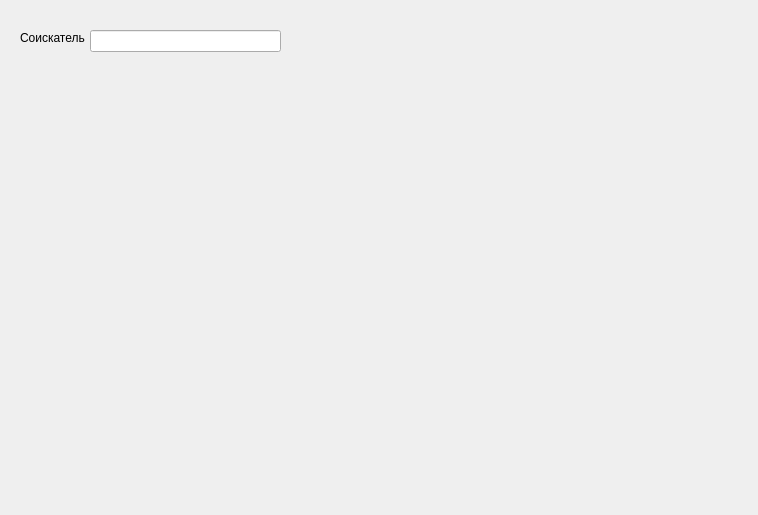
Qt form temp_ui/applicant.ui (Saatarko/Auduit_test) before a commit.
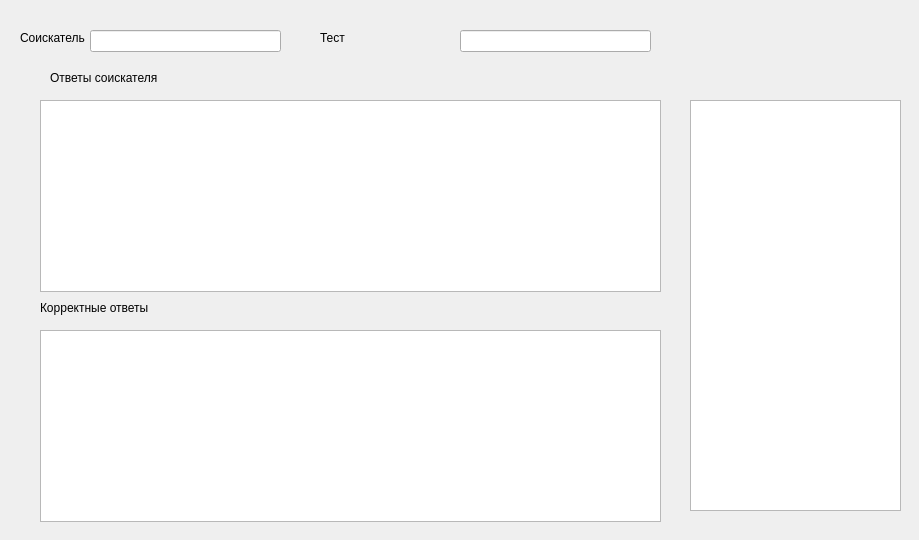
The same form after that commit.

Commit message: add application list, add test results,

Patch:
```diff
--- a/temp_ui/applicant.ui
+++ b/temp_ui/applicant.ui
@@ -6,8 +6,8 @@
    <rect>
     <x>0</x>
     <y>0</y>
-    <width>758</width>
-    <height>515</height>
+    <width>919</width>
+    <height>540</height>
    </rect>
   </property>
   <property name="windowTitle">
@@ -36,6 +36,85 @@
     </rect>
    </property>
   </widget>
+  <widget class="QTableWidget" name="table_applicant_answer">
+   <property name="geometry">
+    <rect>
+     <x>40</x>
+     <y>100</y>
+     <width>621</width>
+     <height>192</height>
+    </rect>
+   </property>
+  </widget>
+  <widget class="QTableWidget" name="table_correct_answer">
+   <property name="geometry">
+    <rect>
+     <x>40</x>
+     <y>330</y>
+     <width>621</width>
+     <height>192</height>
+    </rect>
+   </property>
+  </widget>
+  <widget class="QListWidget" name="list_result">
+   <property name="geometry">
+    <rect>
+     <x>690</x>
+     <y>100</y>
+     <width>211</width>
+     <height>411</height>
+    </rect>
+   </property>
+  </widget>
+  <widget class="QLabel" name="label_2">
+   <property name="geometry">
+    <rect>
+     <x>50</x>
+     <y>70</y>
+     <width>111</width>
+     <height>16</height>
+    </rect>
+   </property>
+   <property name="text">
+    <string>Ответы соискателя</string>
+   </property>
+  </widget>
+  <widget class="QLabel" name="label_3">
+   <property name="geometry">
+    <rect>
+     <x>40</x>
+     <y>300</y>
+     <width>111</width>
+     <height>16</height>
+    </rect>
+   </property>
+   <property name="text">
+    <string>Корректные ответы</string>
+   </property>
+  </widget>
+  <widget class="QLineEdit" name="line_test_name">
+   <property name="geometry">
+    <rect>
+     <x>460</x>
+     <y>30</y>
+     <width>191</width>
+     <height>22</height>
+    </rect>
+   </property>
+  </widget>
+  <widget class="QLabel" name="label_4">
+   <property name="geometry">
+    <rect>
+     <x>320</x>
+     <y>30</y>
+     <width>101</width>
+     <height>16</height>
+    </rect>
+   </property>
+   <property name="text">
+    <string>Тест</string>
+   </property>
+  </widget>
  </widget>
  <resources/>
  <connections/>
```
The commit also changes 12 other files.
